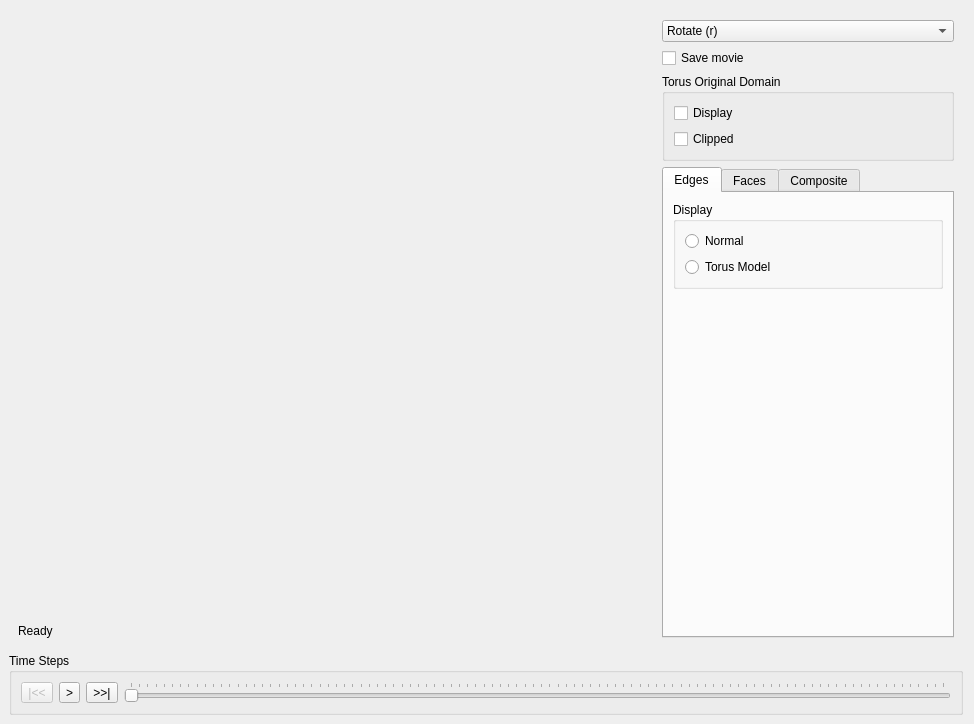
First picture: the form in Window.ui, repository danlipsa/foamvis, before the edit.
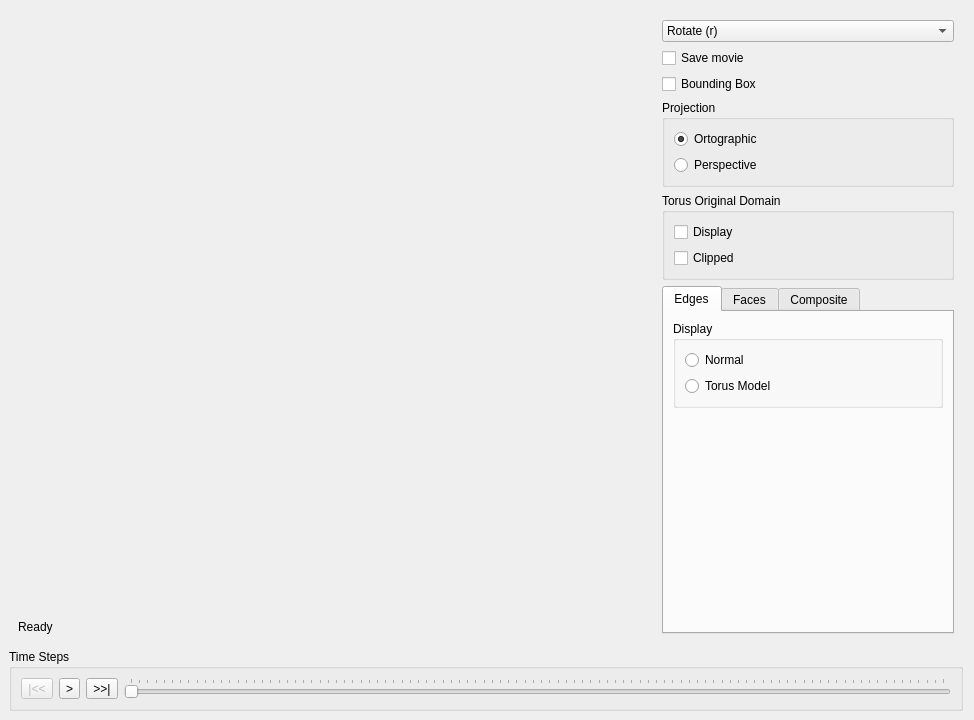
Second picture: the form after the edit. Custom widgets are drawn as their Qt base class.

Diff of the .ui file:
```diff
--- a/Window.ui
+++ b/Window.ui
@@ -7,7 +7,7 @@
     <x>0</x>
     <y>0</y>
     <width>974</width>
-    <height>724</height>
+    <height>720</height>
    </rect>
   </property>
   <property name="sizePolicy">
@@ -38,9 +38,6 @@
       </size>
      </property>
      <layout class="QHBoxLayout" name="horizontalLayout_3" stretch="0,0">
-      <property name="spacing">
-       <number>6</number>
-      </property>
       <property name="sizeConstraint">
        <enum>QLayout::SetDefaultConstraint</enum>
       </property>
@@ -164,6 +161,39 @@
            </property>
           </widget>
          </item>
+         <item>
+          <widget class="QCheckBox" name="checkBoxBoundingBox">
+           <property name="text">
+            <string>Bounding Box</string>
+           </property>
+          </widget>
+         </item>
+         <item>
+          <widget class="QGroupBox" name="groupBoxProjection">
+           <property name="title">
+            <string>Projection</string>
+           </property>
+           <layout class="QVBoxLayout" name="verticalLayout_4">
+            <item>
+             <widget class="QRadioButton" name="radioButtonOrtographic">
+              <property name="text">
+               <string>Ortographic</string>
+              </property>
+              <property name="checked">
+               <bool>true</bool>
+              </property>
+             </widget>
+            </item>
+            <item>
+             <widget class="QRadioButton" name="radioButtonPerspective">
+              <property name="text">
+               <string>Perspective</string>
+              </property>
+             </widget>
+            </item>
+           </layout>
+          </widget>
+         </item>
          <item>
           <widget class="QGroupBox" name="groupBoxTorusOriginalDomain">
            <property name="title">
```
Left out of the diff: 121 changed lines with no effect on the pictures.
